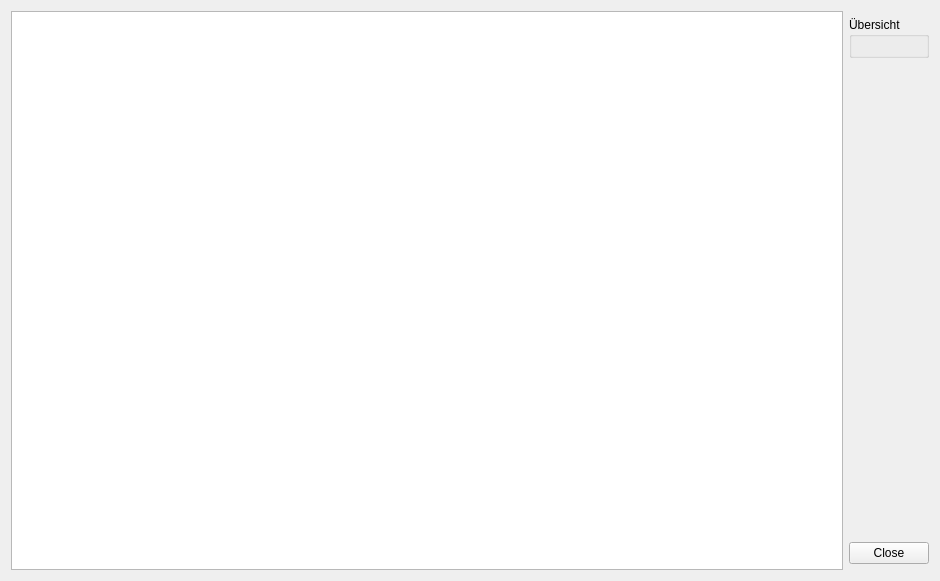
This is src/gui/summarywindow.ui in Bjoe/member-manager as Qt 5 draws it before an edit. The edited form follows.
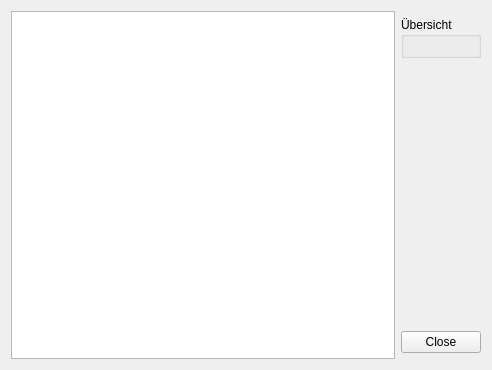
This is the edited form.

```diff
--- a/src/gui/summarywindow.ui
+++ b/src/gui/summarywindow.ui
@@ -6,8 +6,8 @@
    <rect>
     <x>0</x>
     <y>0</y>
-    <width>940</width>
-    <height>581</height>
+    <width>492</width>
+    <height>370</height>
    </rect>
   </property>
   <property name="sizePolicy">
```
